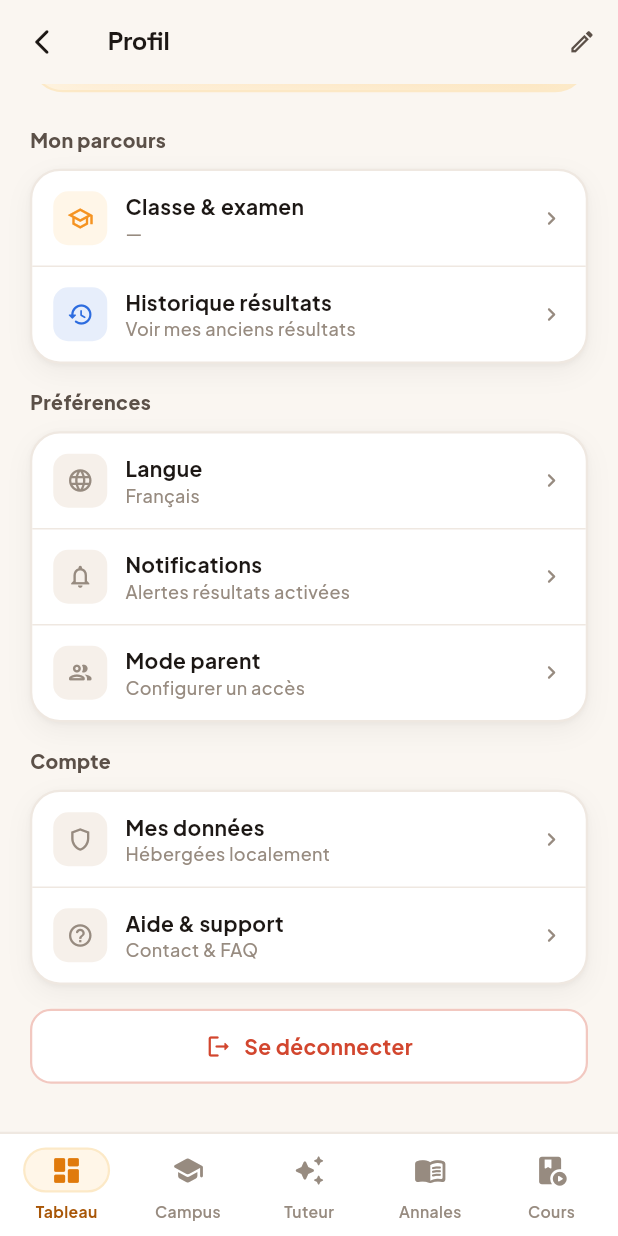
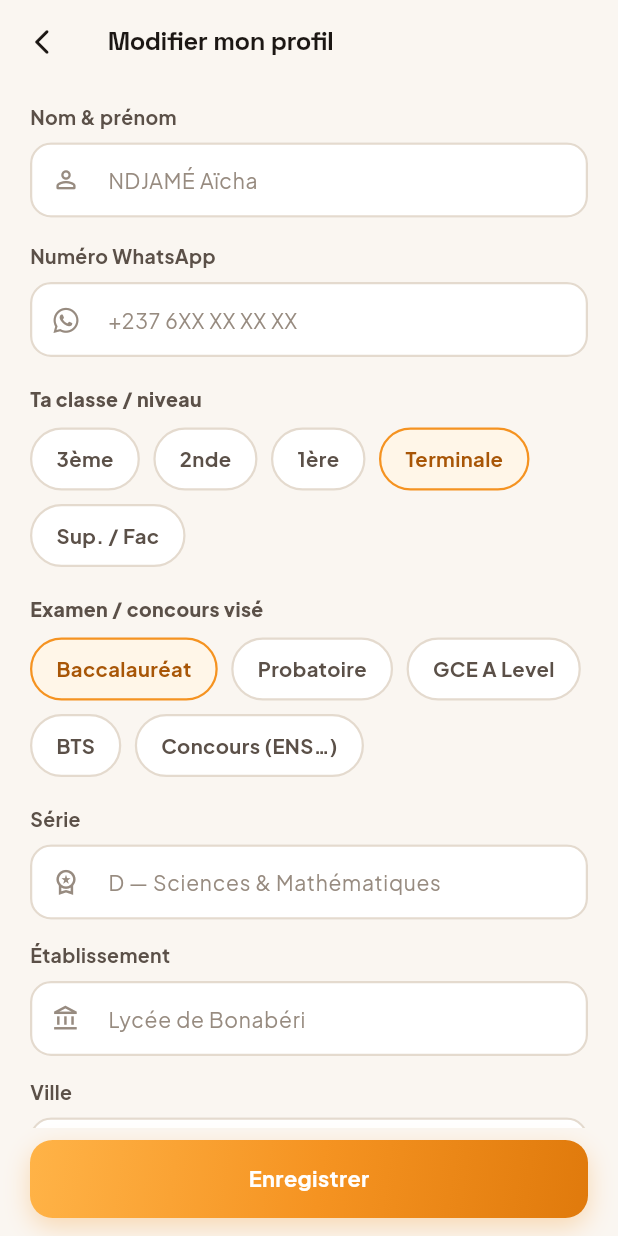
Before and after one commit to ludagg/onbuch-v2, a Flutter app: the ProfileScreen screen opened by its route, scrolled down 245 dp, after a tap on the "edit" icon, on a phone screen of 412 x 824 dp. Run offline on Flutter 3.47's test engine with Material 3 defaults, Android fonts, the phone set to English and light mode, and no system bars; our stand-ins replace appwrite, camera, file_picker, firebase_core, firebase_messaging, fl_chart and 9 more; missing offline and left inert: gpt_markdown; accounts and stored records are empty; network calls fail.

Commit message:
Phase 3 — écran Éditer le profil (bouton profil branché)
- EditProfileScreen : nom, WhatsApp, classe/examen, série, établissement, ville,
  sexe ; pré-rempli depuis le profil, enregistré via updateUserProfile + updateName.
- AuthService.updateName (met à jour le nom du compte + cache prénom).
- Bouton « modifier » du profil branché (route /edit-profile).

```diff
--- a/lib/router/app_router.dart
+++ b/lib/router/app_router.dart
@@ -25,6 +25,7 @@ import '../screens/tutor/tutor_mode_screens.dart';
 import '../screens/tutor/camera_capture_screen.dart';
 import '../screens/tutor/crop_screen.dart';
 import '../screens/profile/profile_screen.dart';
+import '../screens/profile/edit_profile_screen.dart';
 import '../screens/news/article_detail_screen.dart';
 import '../screens/news/news_screen.dart';
 import '../screens/notifications/notifications_screen.dart';
@@ -102,6 +103,7 @@ final appRouter = GoRouter(
     GoRoute(path: '/communaute', builder: (_, __) => const CommunauteScreen()),
     GoRoute(path: '/parametres', builder: (_, __) => const ParametresScreen()),
     GoRoute(path: '/aide', builder: (_, __) => const AideScreen()),
+    GoRoute(path: '/edit-profile', builder: (_, __) => const EditProfileScreen()),
     GoRoute(
       path: '/cours-subject',
       builder: (_, s) => ChaptersScreen(subject: s.extra as Subject?),
--- /dev/null
+++ b/lib/screens/profile/edit_profile_screen.dart
@@ -0,0 +1,230 @@
+import 'package:flutter/material.dart';
+import 'package:font_awesome_flutter/font_awesome_flutter.dart';
+import 'package:go_router/go_router.dart';
+import '../../theme/app_theme.dart';
+import '../../widgets/ob_widgets.dart';
+import '../../services/auth_service.dart';
+import '../../services/database_service.dart';
+
+/// Édition du profil élève : nom, classe/examen, série, établissement, ville,
+/// WhatsApp, sexe. Réutilise les champs de l'onboarding et `updateUserProfile`.
+class EditProfileScreen extends StatefulWidget {
+  const EditProfileScreen({super.key});
+
+  @override
+  State<EditProfileScreen> createState() => _EditProfileScreenState();
+}
+
+class _EditProfileScreenState extends State<EditProfileScreen> {
+  final _auth = AuthService();
+  final _db = DatabaseService();
+
+  final _nameCtrl = TextEditingController();
+  final _serieCtrl = TextEditingController();
+  final _ecoleCtrl = TextEditingController();
+  final _villeCtrl = TextEditingController();
+  final _phoneCtrl = TextEditingController();
+
+  int _level = 3;
+  int _exam = 0;
+  String? _gender;
+  String _email = '';
+  bool _loading = true;
+  bool _saving = false;
+
+  static const _levels = ['3ème', '2nde', '1ère', 'Terminale', 'Sup. / Fac'];
+  static const _exams = ['Baccalauréat', 'Probatoire', 'GCE A Level', 'BTS', 'Concours (ENS…)'];
+  static const _genders = ['Fille', 'Garçon', 'Autre'];
+
+  @override
+  void initState() {
+    super.initState();
+    _load();
+  }
+
+  @override
+  void dispose() {
+    for (final c in [_nameCtrl, _serieCtrl, _ecoleCtrl, _villeCtrl, _phoneCtrl]) {
+      c.dispose();
+    }
+    super.dispose();
+  }
+
+  Future<void> _load() async {
+    final user = await _auth.getCurrentUser();
+    Map<String, dynamic>? p;
+    if (user != null) p = await _db.getUserProfile(user.$id);
+    if (!mounted) return;
+    setState(() {
+      _email = user?.email ?? '';
+      _nameCtrl.text = user?.name.trim() ?? '';
+      if (p != null) {
+        _serieCtrl.text = (p['serie'] ?? '').toString();
+        _ecoleCtrl.text = (p['school'] ?? '').toString();
+        _villeCtrl.text = (p['city'] ?? '').toString();
+        _phoneCtrl.text = (p['phoneNumber'] ?? '').toString();
+        final classe = (p['classe'] ?? '').toString();
+        final examen = (p['examen'] ?? '').toString();
+        final g = (p['gender'] ?? '').toString();
+        final li = _levels.indexOf(classe);
+        final ei = _exams.indexOf(examen);
+        if (li >= 0) _level = li;
+        if (ei >= 0) _exam = ei;
+        if (_genders.contains(g)) _gender = g;
+      }
+      _loading = false;
+    });
+  }
+
+  Future<void> _save() async {
+    final name = _nameCtrl.text.trim();
+    if (name.isEmpty) {
+      _toast('Indique ton nom.', bad: true);
+      return;
+    }
+    final user = await _auth.getCurrentUser();
+    if (user == null) {
+      _toast('Connecte-toi pour modifier ton profil.', bad: true);
+      return;
+    }
+    setState(() => _saving = true);
+    try {
+      if (name != user.name) await _auth.updateName(name);
+      await _db.createUserProfile(user.$id, {
+        ...DatabaseService.splitFullName(name),
+        'email': _email.isNotEmpty ? _email : user.email,
+        'classe': _levels[_level],
+        'examen': _exams[_exam],
+        'serie': _serieCtrl.text.trim(),
+        'school': _ecoleCtrl.text.trim(),
+        'city': _villeCtrl.text.trim(),
+        'phoneNumber': _phoneCtrl.text.trim(),
+        if (_gender != null) 'gender': _gender,
+      });
+      if (!mounted) return;
+      _toast('Profil mis à jour ✓');
+      context.pop();
+    } catch (e) {
+      if (mounted) {
+        setState(() => _saving = false);
+        _toast('Échec de l\'enregistrement : $e', bad: true);
+      }
+    }
+  }
+
+  void _toast(String m, {bool bad = false}) {
+    ScaffoldMessenger.of(context).showSnackBar(SnackBar(
+      content: Text(m, style: body(13, weight: FontWeight.w600, color: Colors.white)),
+      backgroundColor: bad ? OC.bad : OC.ink,
+      behavior: SnackBarBehavior.floating,
+      shape: RoundedRectangleBorder(borderRadius: BorderRadius.circular(12)),
+    ));
+  }
+
+  @override
+  Widget build(BuildContext context) {
+    return Scaffold(
+      backgroundColor: OC.bg,
+      appBar: obBackAppBar(context, 'Modifier mon profil'),
+      body: _loading
+          ? const Center(child: CircularProgressIndicator(color: OC.o500))
+          : ListView(
+              padding: const EdgeInsets.fromLTRB(20, 12, 20, 24),
+              children: [
+                _field('Nom & prénom', _nameCtrl, 'NDJAMÉ Aïcha', Icons.person_outline_rounded),
+                const SizedBox(height: 16),
+                _field('Numéro WhatsApp', _phoneCtrl, '+237 6XX XX XX XX', FontAwesomeIcons.whatsapp, keyboard: TextInputType.phone),
+                const SizedBox(height: 18),
+                _label('Ta classe / niveau'),
+                const SizedBox(height: 10),
+                _chips(_levels, _level, (i) => setState(() => _level = i)),
+                const SizedBox(height: 18),
+                _label('Examen / concours visé'),
+                const SizedBox(height: 10),
+                _chips(_exams, _exam, (i) => setState(() => _exam = i)),
+                const SizedBox(height: 18),
+                _field('Série', _serieCtrl, 'D — Sciences & Mathématiques', Icons.workspace_premium_outlined),
+                const SizedBox(height: 14),
+                _field('Établissement', _ecoleCtrl, 'Lycée de Bonabéri', Icons.account_balance_outlined),
+                const SizedBox(height: 14),
+                _field('Ville', _villeCtrl, 'Douala', Icons.location_on_outlined),
+                const SizedBox(height: 18),
+                _label('Sexe'),
+                const SizedBox(height: 10),
+                Wrap(spacing: 9, runSpacing: 9, children: List.generate(_genders.length, (i) {
+                  final on = _gender == _genders[i];
+                  return _chip(_genders[i], on, () => setState(() => _gender = on ? null : _genders[i]));
+                })),
+              ],
+            ),
+      bottomNavigationBar: _loading
+          ? null
+          : SafeArea(
+              top: false,
+              child: Padding(
+                padding: const EdgeInsets.fromLTRB(20, 8, 20, 12),
+                child: GestureDetector(
+                  onTap: _saving ? null : _save,
+                  child: Container(
+                    height: 52,
+                    decoration: BoxDecoration(
+                      gradient: OC.grad,
+                      borderRadius: BorderRadius.circular(15),
+                      boxShadow: [BoxShadow(color: OC.o500.withValues(alpha: 0.3), blurRadius: 14, offset: const Offset(0, 6))],
+                    ),
+                    child: Center(
+                      child: _saving
+                          ? const SizedBox(width: 22, height: 22, child: CircularProgressIndicator(strokeWidth: 2.4, color: Colors.white))
+                          : Text('Enregistrer', style: body(14.5, weight: FontWeight.w700, color: Colors.white)),
+                    ),
+                  ),
+                ),
+              ),
+            ),
+    );
+  }
+
+  Widget _label(String t) => Text(t, style: body(13, weight: FontWeight.w800, color: OC.ink2));
+
+  Widget _chips(List<String> items, int active, ValueChanged<int> onTap) => Wrap(
+        spacing: 9, runSpacing: 9,
+        children: List.generate(items.length, (i) => _chip(items[i], i == active, () => onTap(i))),
+      );
+
+  Widget _chip(String label, bool on, VoidCallback onTap) => GestureDetector(
+        onTap: onTap,
+        child: Container(
+          padding: const EdgeInsets.symmetric(horizontal: 16, vertical: 10),
+          decoration: BoxDecoration(
+            color: on ? OC.o50 : OC.paper,
+            borderRadius: BorderRadius.circular(999),
+            border: Border.all(color: on ? OC.o500 : OC.line2, width: 1.5),
+          ),
+          child: Text(label, style: body(13.5, weight: FontWeight.w700, color: on ? OC.o700 : OC.ink2)),
+        ),
+      );
+
+  Widget _field(String label, TextEditingController c, String hint, IconData icon, {TextInputType keyboard = TextInputType.text}) {
+    return Column(crossAxisAlignment: CrossAxisAlignment.start, children: [
+      Text(label, style: body(13, weight: FontWeight.w700, color: OC.ink2)),
+      const SizedBox(height: 8),
+      TextField(
+        controller: c,
+        keyboardType: keyboard,
+        textCapitalization: keyboard == TextInputType.phone ? TextCapitalization.none : TextCapitalization.words,
+        style: body(15, color: OC.ink),
+        decoration: InputDecoration(
+          hintText: hint,
+          hintStyle: body(14, color: OC.muted),
+          prefixIcon: Icon(icon, color: OC.muted, size: 19),
+          filled: true,
+          fillColor: OC.paper,
+          contentPadding: const EdgeInsets.symmetric(vertical: 14, horizontal: 16),
+          border: OutlineInputBorder(borderRadius: BorderRadius.circular(14), borderSide: const BorderSide(color: OC.line2, width: 1.5)),
+          enabledBorder: OutlineInputBorder(borderRadius: BorderRadius.circular(14), borderSide: const BorderSide(color: OC.line2, width: 1.5)),
+          focusedBorder: OutlineInputBorder(borderRadius: BorderRadius.circular(14), borderSide: const BorderSide(color: OC.o500, width: 2)),
+        ),
+      ),
+    ]);
+  }
+}
--- a/lib/screens/profile/profile_screen.dart
+++ b/lib/screens/profile/profile_screen.dart
@@ -99,7 +99,15 @@ class _ProfileScreenState extends State<ProfileScreen> {
           onPressed: () => context.go('/home'),
         ),
         actions: [
-          IconButton(icon: const Icon(Icons.edit_outlined, size: 19), color: OC.ink2, onPressed: () {}),
+          IconButton(
+            icon: const Icon(Icons.edit_outlined, size: 19),
+            color: OC.ink2,
+            tooltip: 'Modifier mon profil',
+            onPressed: () async {
+              await context.push('/edit-profile');
+              if (mounted) _load();
+            },
+          ),
         ],
       ),
       body: SingleChildScrollView(
--- a/lib/services/auth_service.dart
+++ b/lib/services/auth_service.dart
@@ -99,6 +99,14 @@ class AuthService extends ChangeNotifier {
       // Hors-ligne / erreur réseau : on garde le dernier utilisateur connu.
       return _userCache;
     }
+  }
+
+  /// Met à jour le nom affiché du compte (et le cache local du prénom).
+  Future<void> updateName(String name) async {
+    await AppwriteClient.account.updateName(name: name.trim());
+    _userCache = null;
+    await _persistName(name);
+    notifyListeners();
   }
 
   /// Connecté ? Tolérant au hors-ligne : un échec **réseau** ne déconnecte pas
```
